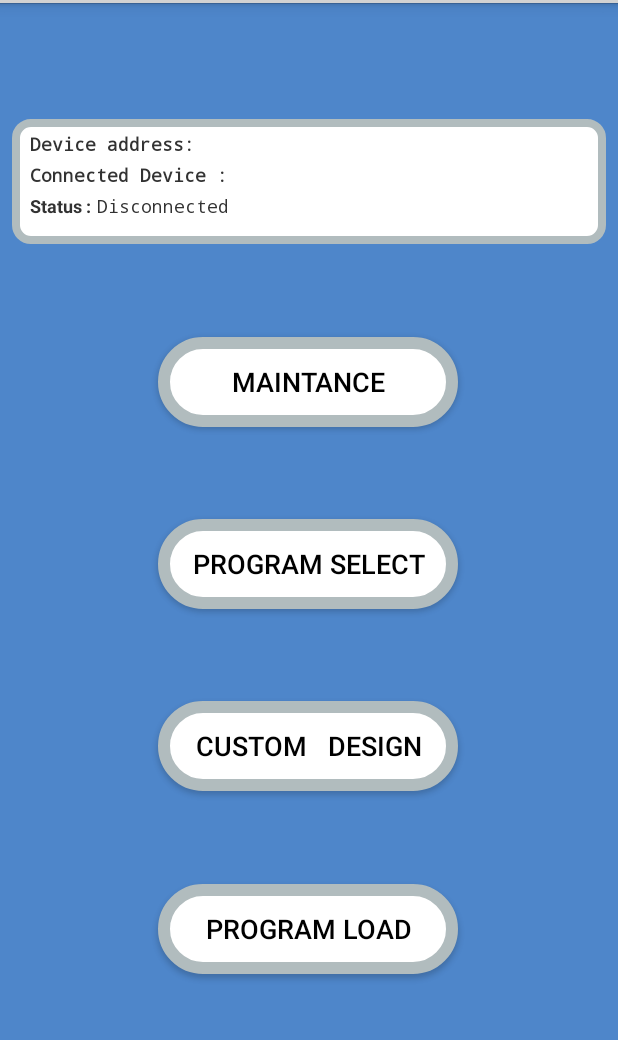
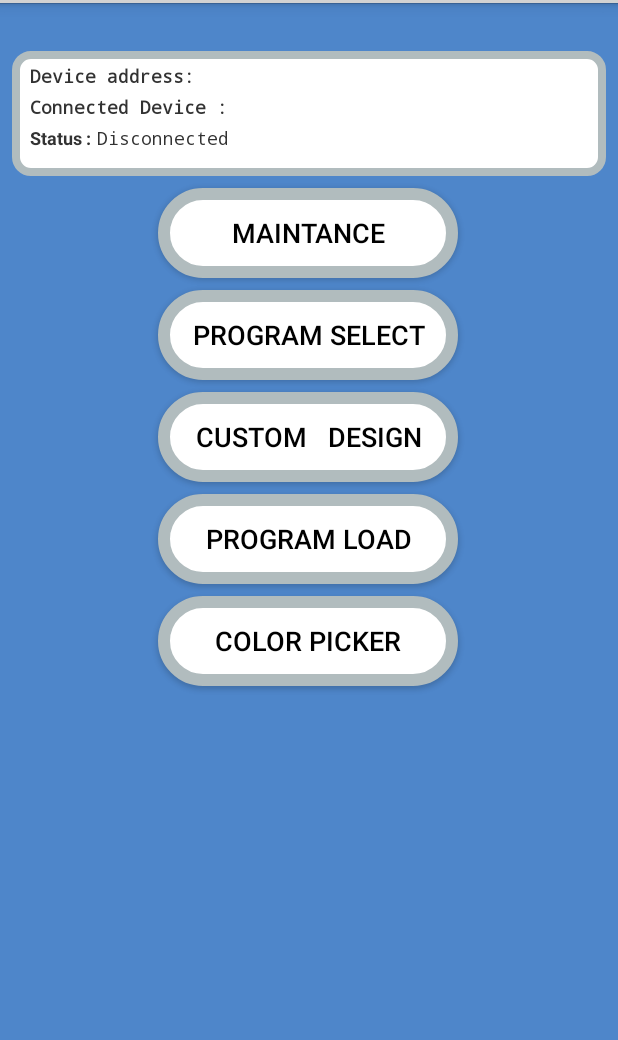
Before and after one commit to canerceliktas/android_NRF_Application, an Android app: the layout activity_welcome_screen.xml on its own in the app's theme, with its tools: preview values and no code run, on a phone screen of 412 x 824 dp, the part 69-1109 px from its top. Run offline under Robolectric (Android 15) with nearby library versions, the phone set to English and light mode, and no system bars.

Commit message:
ColorPicker eklendi.
Kullanıcının renk girmesi sağlanacak

```diff
--- a/Application/build.gradle
+++ b/Application/build.gradle
@@ -27,6 +27,9 @@ dependencies {
     implementation 'com.android.support.constraint:constraint-layout:1.1.3'
     implementation 'pl.droidsonroids.gif:android-gif-drawable:1.2.19'
     implementation 'com.android.support:design:28.0.0'
+    //implementation 'com.android.support:palette-v7:28.0.0'  //color palette
+    implementation 'com.github.yukuku:ambilwarna:2.0.1'
+    implementation 'com.github.skydoves:colorpickerpreference:1.0.2'
 }
 
 // The sample build uses multiple directories to
@@ -38,7 +41,7 @@ List<String> dirs = [
         'template'] // boilerplate code that is generated by the sample template process
 
 android {
-    compileSdkVersion 27
+    compileSdkVersion 28
 
     buildToolsVersion "28.0.3"
 
--- /dev/null
+++ b/Application/src/main/res/drawable/textview_border.xml
@@ -0,0 +1,6 @@
+<shape xmlns:android="http://schemas.android.com/apk/res/android"
+    android:shape="rectangle" >
+    <stroke
+        android:width="8dp"
+        android:color="#000000" />
+</shape>
--- a/Application/src/main/res/layout/activity_welcome_screen.xml
+++ b/Application/src/main/res/layout/activity_welcome_screen.xml
@@ -9,9 +9,9 @@
 
     <android.support.constraint.ConstraintLayout
         android:id="@+id/constraintLayout2"
-        android:layout_width="match_parent"
+        android:layout_width="0dp"
+        android:layout_height="83dp"
         android:layout_marginHorizontal="8dp"
-        android:layout_height="83dp"
         android:layout_marginTop="32dp"
         android:background="@drawable/layout_bg"
         app:layout_constraintBottom_toTopOf="@+id/Maintenance"
@@ -78,12 +78,10 @@
         style="@style/Widget.AppCompat.Button.Colored"
         android:layout_width="200dp"
         android:layout_height="60dp"
-        android:layout_marginTop="16dp"
-        android:layout_marginBottom="8dp"
+        android:layout_marginTop="8dp"
         android:background="@drawable/custom_buttons"
         android:text="Maıntance"
         android:textSize="18dp"
-        app:layout_constraintBottom_toTopOf="@+id/ProgramSelect"
         app:layout_constraintEnd_toEndOf="@+id/constraintLayout2"
         app:layout_constraintHorizontal_bias="0.496"
         app:layout_constraintStart_toStartOf="@+id/constraintLayout2"
@@ -95,11 +93,9 @@
         android:layout_width="200dp"
         android:layout_height="60dp"
         android:layout_marginTop="8dp"
-        android:layout_marginBottom="8dp"
         android:background="@drawable/custom_buttons"
         android:text="Custom   Design"
         android:textSize="18dp"
-        app:layout_constraintBottom_toTopOf="@+id/LoadCustomProgram"
         app:layout_constraintEnd_toEndOf="@+id/ProgramSelect"
         app:layout_constraintHorizontal_bias="0.0"
         app:layout_constraintStart_toStartOf="@+id/ProgramSelect"
@@ -111,11 +107,9 @@
         android:layout_width="200dp"
         android:layout_height="60dp"
         android:layout_marginTop="8dp"
-        android:layout_marginBottom="8dp"
         android:background="@drawable/custom_buttons"
         android:text="Program Select"
         android:textSize="18dp"
-        app:layout_constraintBottom_toTopOf="@+id/CustomDesign"
         app:layout_constraintEnd_toEndOf="@+id/Maintenance"
         app:layout_constraintHorizontal_bias="0.0"
         app:layout_constraintStart_toStartOf="@+id/Maintenance"
@@ -127,14 +121,30 @@
         android:layout_width="200dp"
         android:layout_height="60dp"
         android:layout_marginTop="8dp"
-        android:layout_marginBottom="83dp"
         android:background="@drawable/custom_buttons"
         android:text="Program Load"
         android:textSize="18dp"
-        app:layout_constraintBottom_toBottomOf="parent"
         app:layout_constraintEnd_toEndOf="@+id/CustomDesign"
         app:layout_constraintHorizontal_bias="0.0"
         app:layout_constraintStart_toStartOf="@+id/CustomDesign"
         app:layout_constraintTop_toBottomOf="@+id/CustomDesign" />
 
+    <Button
+        android:id="@+id/ColorPicker"
+        style="@style/Widget.AppCompat.Button.Colored"
+        android:layout_width="200dp"
+        android:layout_height="60dp"
+        android:layout_marginTop="8dp"
+        android:layout_marginBottom="32dp"
+        android:background="@drawable/custom_buttons"
+        android:text="Color Pıcker"
+        android:textSize="18dp"
+        app:layout_constraintBottom_toBottomOf="parent"
+        app:layout_constraintEnd_toEndOf="@+id/LoadCustomProgram"
+        app:layout_constraintHorizontal_bias="1.0"
+        app:layout_constraintStart_toEndOf="@id/LoadCustomProgram"
+        app:layout_constraintStart_toStartOf="@+id/LoadCustomProgram"
+        app:layout_constraintTop_toBottomOf="@+id/LoadCustomProgram"
+        app:layout_constraintVertical_bias="0.0" />
+
 </android.support.constraint.ConstraintLayout>
```
Also changed, not shown: Application/src/main/AndroidManifest.xml (+5 -2 lines), Application/src/main/java/com/example/android/bluetoothlegatt/ColourPalette.java (added, +78 -0 lines), Application/src/main/java/com/example/android/bluetoothlegatt/WelcomeScreenActivity.java (+16 -0 lines), Application/src/main/res/layout/activity_colour_palette.xml (added, +126 -0 lines).
